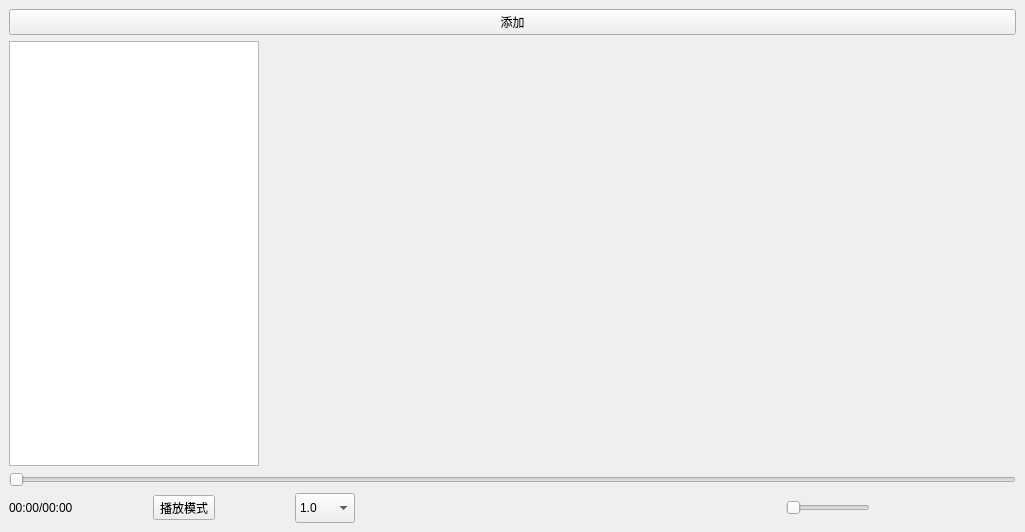
Before: the Qt Designer form mainwindow.ui in XindyCheng/FamilyPlayer, drawn with Qt 5.
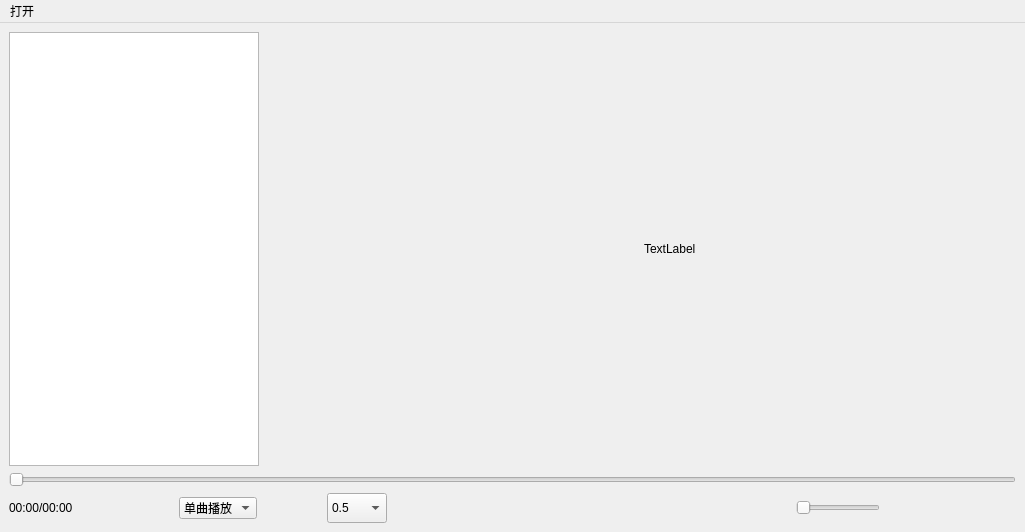
After: the same form once the commit is applied. Icons and pictures are not drawn. Custom widgets are drawn as their Qt base class.

What changed in the file:
```diff
--- a/mainwindow.ui
+++ b/mainwindow.ui
@@ -15,16 +15,6 @@
   </property>
   <widget class="QWidget" name="centralwidget">
    <layout class="QVBoxLayout" name="verticalLayout">
-    <item>
-     <widget class="QPushButton" name="pushButton">
-      <property name="text">
-       <string>添加</string>
-      </property>
-      <property name="shortcut">
-       <string>Ctrl+I</string>
-      </property>
-     </widget>
-    </item>
     <item>
      <layout class="QHBoxLayout" name="horizontalLayout_2">
       <item>
@@ -47,6 +37,13 @@
         </property>
        </widget>
       </item>
+      <item>
+       <widget class="QLabel" name="label">
+        <property name="text">
+         <string>TextLabel</string>
+        </property>
+       </widget>
+      </item>
      </layout>
     </item>
     <item>
@@ -60,8 +57,14 @@
      <layout class="QHBoxLayout" name="horizontalLayout">
       <item>
        <widget class="QLabel" name="labelDuration">
+        <property name="minimumSize">
+         <size>
+          <width>100</width>
+          <height>0</height>
+         </size>
+        </property>
         <property name="text">
-         <string>00:00/00:00</string>
+         <string>&lt;html&gt;&lt;head/&gt;&lt;body&gt;&lt;p&gt;00:00/00:00&lt;/p&gt;&lt;/body&gt;&lt;/html&gt;</string>
         </property>
         <property name="margin">
          <number>0</number>
@@ -82,10 +85,36 @@
        </spacer>
       </item>
       <item>
-       <widget class="QToolButton" name="toolButton">
-        <property name="text">
-         <string>播放模式</string>
+       <widget class="QComboBox" name="playmode">
+        <property name="currentText">
+         <string>单曲播放</string>
         </property>
+        <property name="iconSize">
+         <size>
+          <width>30</width>
+          <height>16</height>
+         </size>
+        </property>
+        <item>
+         <property name="text">
+          <string>单曲播放</string>
+         </property>
+        </item>
+        <item>
+         <property name="text">
+          <string>顺序循环</string>
+         </property>
+        </item>
+        <item>
+         <property name="text">
+          <string>随机播放</string>
+         </property>
+        </item>
+        <item>
+         <property name="text">
+          <string>单曲循环</string>
+         </property>
+        </item>
        </widget>
       </item>
       <item>
@@ -113,7 +142,7 @@
          </size>
         </property>
         <property name="currentText">
-         <string>1.0</string>
+         <string>0.5</string>
         </property>
         <property name="iconSize">
          <size>
@@ -121,6 +150,11 @@
           <height>25</height>
          </size>
         </property>
+        <item>
+         <property name="text">
+          <string>0.5</string>
+         </property>
+        </item>
         <item>
          <property name="text">
           <string>1.0</string>
@@ -400,6 +434,13 @@
      <height>29</height>
     </rect>
    </property>
+   <widget class="QMenu" name="menu">
+    <property name="title">
+     <string>打开</string>
+    </property>
+    <addaction name="actionopenfile"/>
+   </widget>
+   <addaction name="menu"/>
   </widget>
  </widget>
  <customwidgets>
```
Left out of the diff: 47 changed lines with no effect on the pictures.
